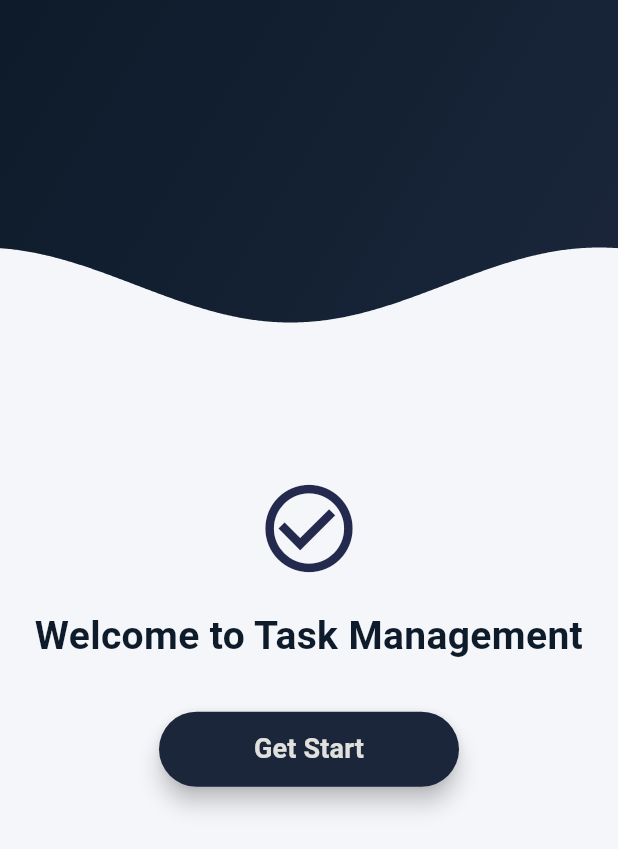
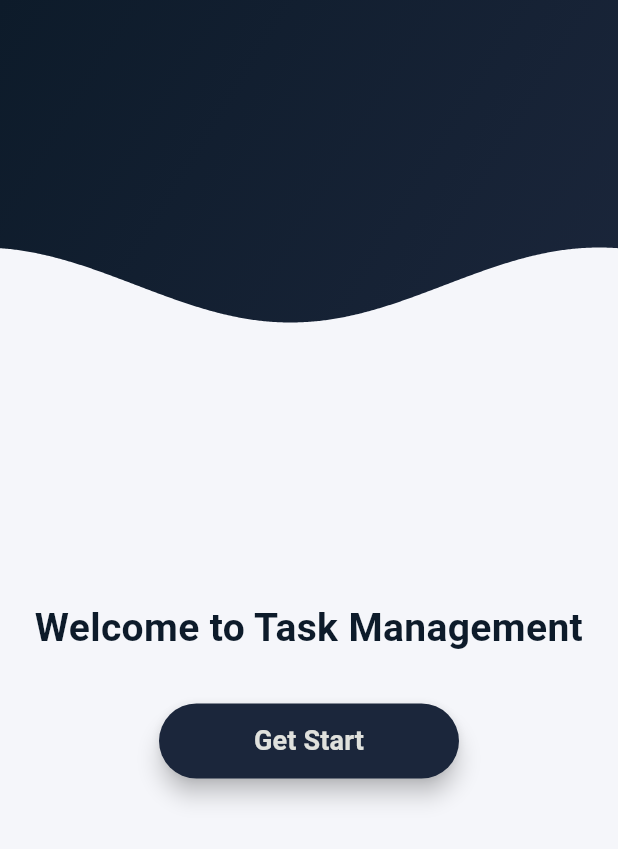
Before and after one commit to iMOD07/task_management_flutter, a Flutter app: the screen it shows after launch, on a phone screen of 412 x 824 dp. Shown: the top 849 px of the screen. Run offline on Flutter 3.47's test engine with Material 3 defaults, Android fonts, the phone set to English and light mode, and no system bars.

Commit message:
add SingleChildScrollView

```diff
--- a/lib/features/welcome/presentation/pages/get_start_page.dart
+++ b/lib/features/welcome/presentation/pages/get_start_page.dart
@@ -90,15 +90,14 @@ class GetStartPage extends StatelessWidget {
           // موجة متحركة في الأعلى
           AnimatedWave(),
 
-          // محتوى الصفحة
-          Align(
-            alignment: Alignment.center,
+          // محتوى الصفحة مع Scroll عشان ما يصير Overflow
+          SingleChildScrollView(
+            child: Container(
+              width: double.infinity,
               child: Column(
-              mainAxisSize: MainAxisSize.min,
+                mainAxisAlignment: MainAxisAlignment.center,
                 children: [
-                SizedBox(height: 18),
-                Icon(Icons.check_circle_outline, size: 70, color: Color(0xFF232A4E)),
-                SizedBox(height: 18),
+                  SizedBox(height: 400), // المسافة من أعلى الشاشة للمحتوى
                   Text(
                     "Welcome to Task Management",
                     style: TextStyle(
@@ -137,6 +136,7 @@ class GetStartPage extends StatelessWidget {
                 ],
               ),
             ),
+          ),
         ],
       ),
     );
```
Also changed, not shown: 1 other file. Lines whose indentation alone changed are shown as unchanged.
